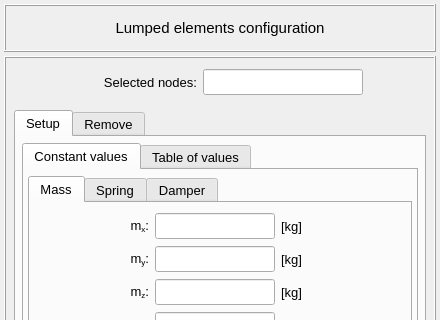
Before: the Qt Designer form pulse/interface/data/ui_files/model/setup/structural/mass_spring_damper_input.ui in open-pulse/OpenPulse, drawn with Qt 5; both pictures show x 0 to 440 and y 0 to 320 of the 440 by 500 pixel window.
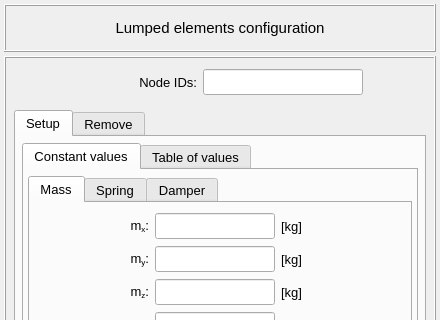
After: the same form once the commit is applied.

Commit message: Highlights selected items from dialog windows

Diff of the .ui file:
```diff
--- a/pulse/interface/data/ui_files/model/setup/structural/mass_spring_damper_input.ui
+++ b/pulse/interface/data/ui_files/model/setup/structural/mass_spring_damper_input.ui
@@ -216,7 +216,7 @@
             </font>
            </property>
            <property name="text">
-            <string>Selected nodes:</string>
+            <string>Node IDs:</string>
            </property>
            <property name="alignment">
             <set>Qt::AlignRight|Qt::AlignTrailing|Qt::AlignVCenter</set>
```
Left out of the diff: 2 changed lines with no effect on the pictures. The commit also changes 16 other files.
